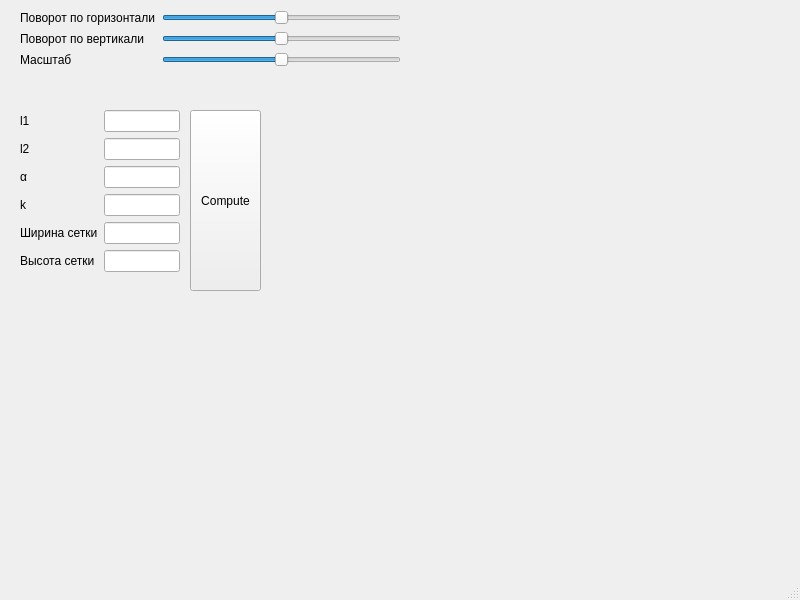
Old version of the form mainwindow.ui in the repository LoggerHead22/3d-gui.
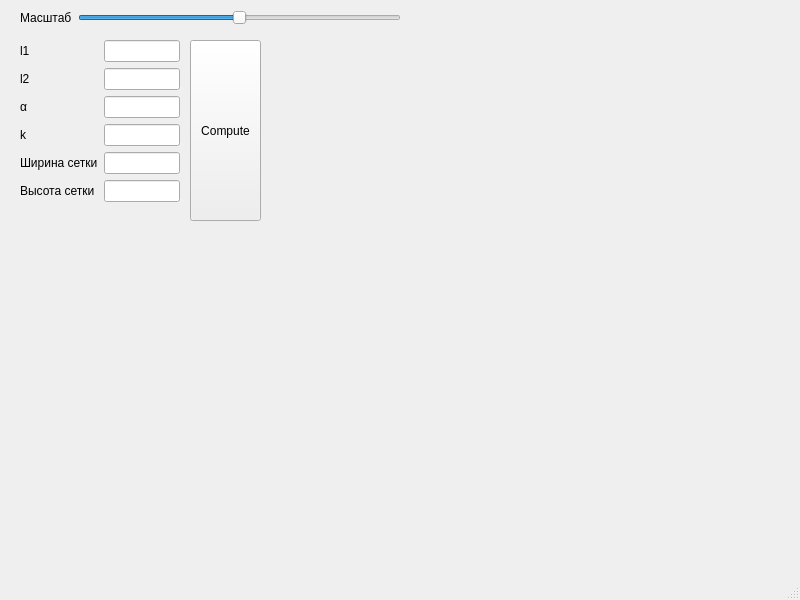
New version of the form.

Commit message: rotate camera with mouse

What changed in the file:
```diff
--- a/mainwindow.ui
+++ b/mainwindow.ui
@@ -20,58 +20,18 @@
       <x>20</x>
       <y>10</y>
       <width>381</width>
-      <height>89</height>
+      <height>21</height>
      </rect>
     </property>
     <layout class="QFormLayout" name="formLayout">
      <item row="0" column="0">
-      <widget class="QLabel" name="label">
-       <property name="text">
-        <string>Поворот по горизонтали</string>
-       </property>
-      </widget>
-     </item>
-     <item row="0" column="1">
-      <widget class="QSlider" name="horizontalSlider">
-       <property name="minimum">
-        <number>-90</number>
-       </property>
-       <property name="maximum">
-        <number>90</number>
-       </property>
-       <property name="orientation">
-        <enum>Qt::Horizontal</enum>
-       </property>
-      </widget>
-     </item>
-     <item row="1" column="0">
-      <widget class="QLabel" name="label_2">
-       <property name="text">
-        <string>Поворот по вертикали</string>
-       </property>
-      </widget>
-     </item>
-     <item row="1" column="1">
-      <widget class="QSlider" name="verticalSlider">
-       <property name="minimum">
-        <number>-90</number>
-       </property>
-       <property name="maximum">
-        <number>90</number>
-       </property>
-       <property name="orientation">
-        <enum>Qt::Horizontal</enum>
-       </property>
-      </widget>
-     </item>
-     <item row="2" column="0">
       <widget class="QLabel" name="label_3">
        <property name="text">
         <string>Масштаб</string>
        </property>
       </widget>
      </item>
-     <item row="2" column="1">
+     <item row="0" column="1">
       <widget class="QSlider" name="zoomSlider">
        <property name="minimum">
         <number>0</number>
@@ -93,7 +53,7 @@
     <property name="geometry">
      <rect>
       <x>20</x>
-      <y>110</y>
+      <y>40</y>
       <width>160</width>
       <height>176</height>
      </rect>
@@ -165,7 +125,7 @@
     <property name="geometry">
      <rect>
       <x>190</x>
-      <y>110</y>
+      <y>40</y>
       <width>71</width>
       <height>181</height>
      </rect>
```
The commit also changes 2 other files.
